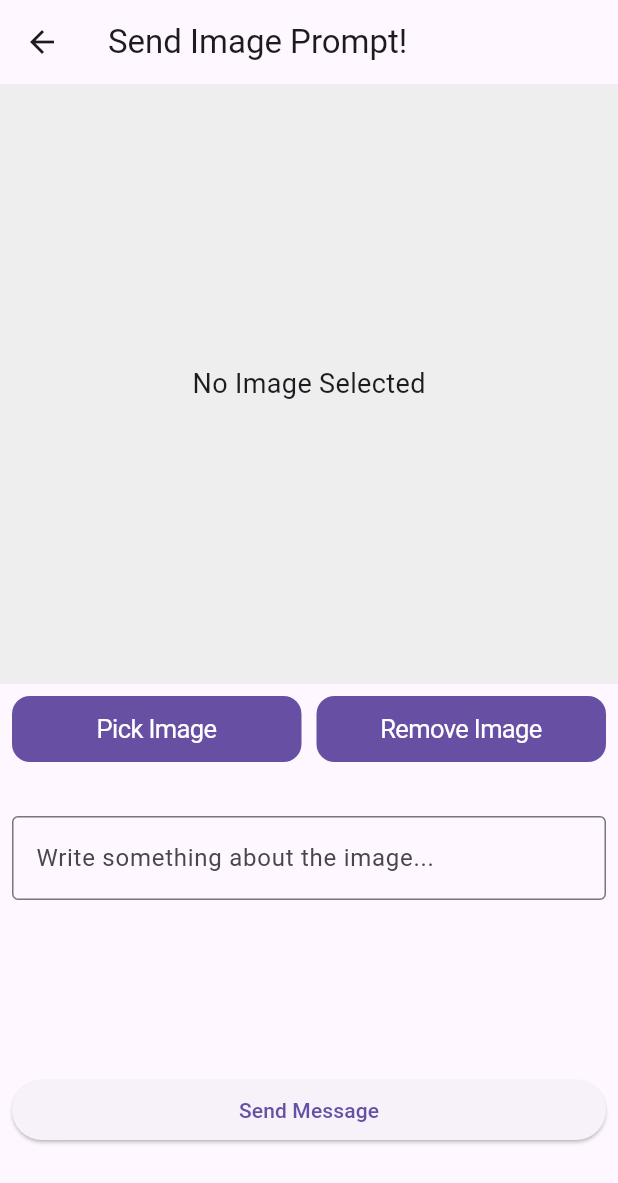
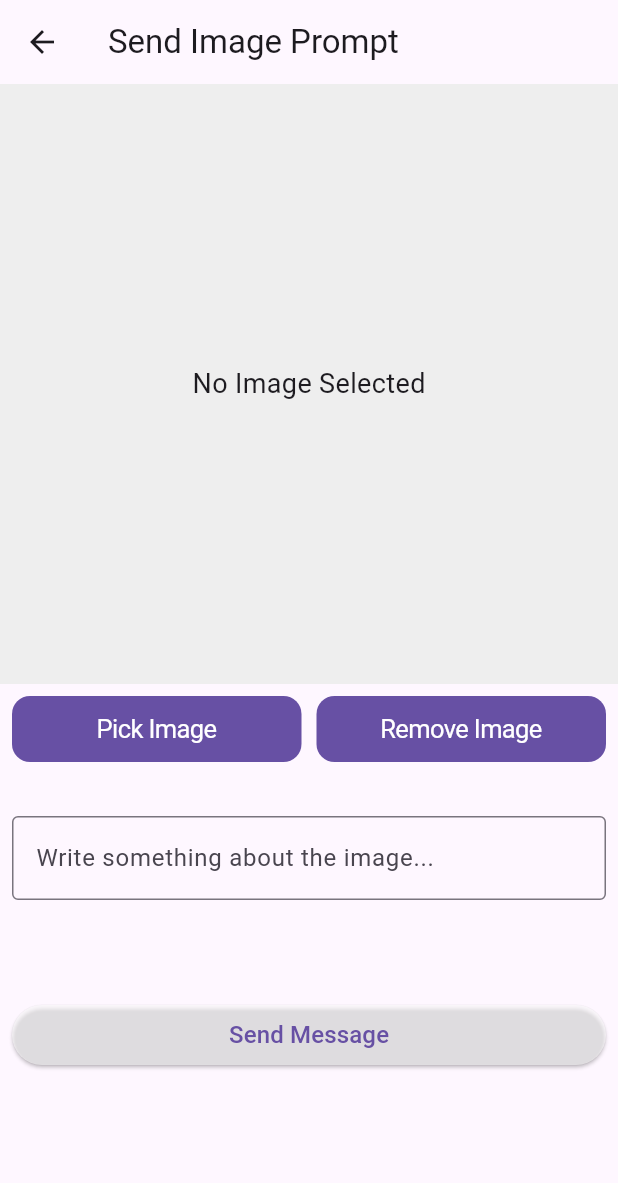
Before and after one commit to parth-n/Allen_assistant, a Flutter app: the screen it shows once a user with an empty profile is signed in, after a tap on the "image" icon, on a phone screen of 412 x 824 dp. Shown: the top 1183 px of the screen. Run offline on Flutter 3.47's test engine with Material 3 defaults, Android fonts, the phone set to English and light mode, and no system bars; our stand-ins replace cloud_firestore, firebase_auth, firebase_core, firebase_storage, flutter_dotenv, flutter_riverpod and 3 more; accounts and stored records are empty.

Commit message:
final ui commit

```diff
--- a/lib/screens/home_screen.dart
+++ b/lib/screens/home_screen.dart
@@ -33,13 +33,16 @@ class _HomeScreenState extends ConsumerState<HomeScreen> {
   Widget build(BuildContext context) {
     return Scaffold(
       appBar: AppBar(
+        backgroundColor: Colors.blue[50],
         actions: [
           Consumer(builder: (context, ref, child) {
             return IconButton(
-                onPressed: () {
-                  ref.read(authProvider).signOut();
-                },
-                icon: const Icon(Icons.logout));
+              onPressed: () {
+                ref.read(authProvider).signOut();
+              },
+              icon: const Icon(Icons.logout),
+              iconSize: 25,
+            );
           })
         ],
       ),
--- a/lib/screens/login_screen.dart
+++ b/lib/screens/login_screen.dart
@@ -32,9 +32,9 @@ class LoginScreen extends ConsumerWidget {
                 ),
                 const SizedBox(height: 40),
                 Text(
-                  'Welcome Back!',
+                  'Welcome to the Assistant ! ',
                   style: TextStyle(
-                    fontSize: 26,
+                    fontSize: 24,
                     fontWeight: FontWeight.bold,
                     color: Colors.black87,
                     letterSpacing: 1.5,
@@ -78,7 +78,9 @@ class LoginScreen extends ConsumerWidget {
                             height: 24,
                             fit: BoxFit.contain,
                           ),
-                          const SizedBox(width: 12),
+                          const SizedBox(
+                            width: 12,
+                          ),
                           const Text(
                             'Sign in with Google',
                             style: TextStyle(
@@ -93,11 +95,11 @@ class LoginScreen extends ConsumerWidget {
                     ),
                   ),
                 ),
-                const SizedBox(height: 30),
+                const SizedBox(height: 20),
                 Text(
                   'Continue with Google to proceed',
                   style: TextStyle(
-                      fontSize: 14,
+                      fontSize: 15,
                       color: Colors.grey[600],
                       fontWeight: FontWeight.w700),
                 ),
--- a/lib/screens/send_image_screen.dart
+++ b/lib/screens/send_image_screen.dart
@@ -52,7 +52,7 @@ class _SendImageScreenState extends ConsumerState<SendImageScreen> {
   Widget build(BuildContext context) {
     return Scaffold(
       appBar: AppBar(
-        title: const Text('Send Image Prompt!'),
+        title: const Text('Send Image Prompt '),
       ),
       body: SingleChildScrollView(
         child: Column(
@@ -111,7 +111,7 @@ class _SendImageScreenState extends ConsumerState<SendImageScreen> {
                 maxLines: null,
               ),
             ),
-            const SizedBox(height: 100),
+            const SizedBox(height: 50),
             // Send Message Button
             Padding(
               padding: const EdgeInsets.all(8.0),
@@ -135,7 +135,17 @@ class _SendImageScreenState extends ConsumerState<SendImageScreen> {
                           Navigator.of(context).pop();
                         }
                       },
-                      child: const Text('Send Message'),
+                      child: const Text(
+                        'Send Message',
+                        style: TextStyle(fontSize: 16),
+                      ),
+                      style: ElevatedButton.styleFrom(
+                          backgroundColor: const Color.fromARGB(
+                        137,
+                        255,
+                        255,
+                        255,
+                      )),
                     ),
             ),
           ],
```
